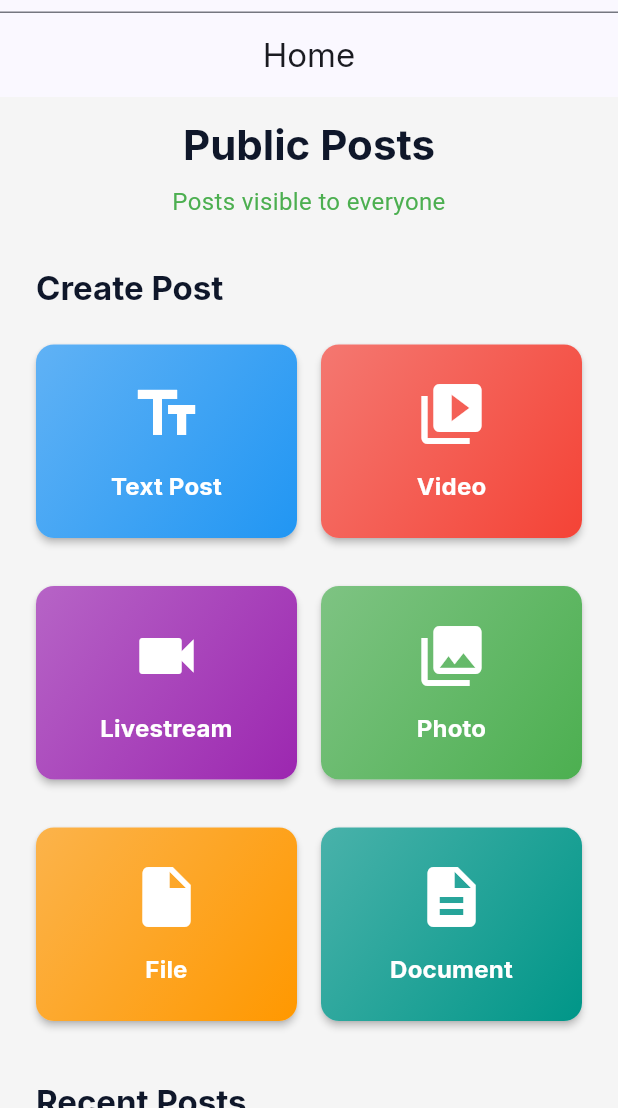
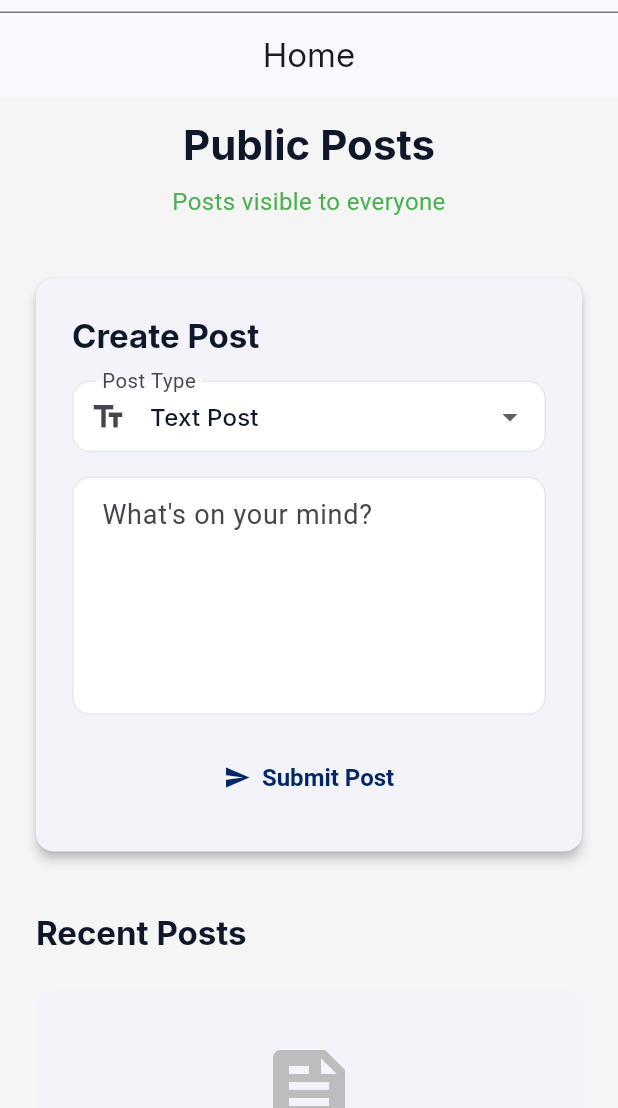
Before and after one commit to Gricon/civicchatter, a Flutter app: the HomeScreen screen opened by its route, on a phone screen of 412 x 824 dp, the part 128-1236 px from its top. Run offline on Flutter 3.47's test engine with Material 3 defaults, Android fonts, the phone set to English and light mode, and no system bars; our stand-ins replace cached_network_image, go_router, google_fonts, image_picker, shared_preferences, supabase_flutter; accounts and stored records are empty; network calls fail.

Commit message:
Replace post cards with single post creation box with dropdown

```diff
--- a/flutter_app/lib/screens/home/home_screen.dart
+++ b/flutter_app/lib/screens/home/home_screen.dart
@@ -13,6 +13,14 @@ class HomeScreen extends StatefulWidget {
 
 class _HomeScreenState extends State<HomeScreen> {
   bool _showPrivatePosts = false;
+  String _selectedPostType = 'Text Post';
+  final TextEditingController _contentController = TextEditingController();
+
+  @override
+  void dispose() {
+    _contentController.dispose();
+    super.dispose();
+  }
 
   Future<void> _handleLogout() async {
     try {
@@ -113,7 +121,14 @@ class _HomeScreenState extends State<HomeScreen> {
                 textAlign: TextAlign.center,
               ),
             const SizedBox(height: 32),
-            // Create Post Options
+            // Create Post Box
+            Card(
+              elevation: 3,
+              child: Padding(
+                padding: const EdgeInsets.all(24.0),
+                child: Column(
+                  crossAxisAlignment: CrossAxisAlignment.stretch,
+                  children: [
                     Text(
                       'Create Post',
                       style: Theme.of(context).textTheme.titleLarge?.copyWith(
@@ -121,82 +136,97 @@ class _HomeScreenState extends State<HomeScreen> {
                           ),
                     ),
                     const SizedBox(height: 16),
-            GridView.count(
-              shrinkWrap: true,
-              physics: const NeverScrollableScrollPhysics(),
-              crossAxisCount: 2,
-              mainAxisSpacing: 16,
-              crossAxisSpacing: 16,
-              childAspectRatio: 1.2,
-              children: [
-                _buildPostTypeCard(
-                  context,
-                  icon: Icons.text_fields,
-                  title: 'Text Post',
-                  color: Colors.blue,
-                  onTap: () {
-                    ScaffoldMessenger.of(context).showSnackBar(
-                      const SnackBar(content: Text('Text post coming soon!')),
-                    );
+                    // Post Type Dropdown
+                    DropdownButtonFormField<String>(
+                      value: _selectedPostType,
+                      decoration: InputDecoration(
+                        labelText: 'Post Type',
+                        border: OutlineInputBorder(
+                          borderRadius: BorderRadius.circular(8),
+                        ),
+                        prefixIcon: Icon(_getPostTypeIcon(_selectedPostType)),
+                      ),
+                      items: const [
+                        DropdownMenuItem(
+                          value: 'Text Post',
+                          child: Text('Text Post'),
+                        ),
+                        DropdownMenuItem(
+                          value: 'Video',
+                          child: Text('Video'),
+                        ),
+                        DropdownMenuItem(
+                          value: 'Livestream',
+                          child: Text('Livestream'),
+                        ),
+                        DropdownMenuItem(
+                          value: 'Photo',
+                          child: Text('Photo'),
+                        ),
+                        DropdownMenuItem(
+                          value: 'File',
+                          child: Text('File'),
+                        ),
+                        DropdownMenuItem(
+                          value: 'Document',
+                          child: Text('Document'),
+                        ),
+                      ],
+                      onChanged: (value) {
+                        setState(() {
+                          _selectedPostType = value!;
+                        });
                       },
                     ),
-                _buildPostTypeCard(
-                  context,
-                  icon: Icons.video_library,
-                  title: 'Video',
-                  color: Colors.red,
-                  onTap: () {
-                    ScaffoldMessenger.of(context).showSnackBar(
-                      const SnackBar(content: Text('Video post coming soon!')),
-                    );
-                  },
+                    const SizedBox(height: 16),
+                    // Content Input
+                    TextField(
+                      controller: _contentController,
+                      maxLines: 5,
+                      decoration: InputDecoration(
+                        labelText: 'What\'s on your mind?',
+                        hintText: 'Share your thoughts...',
+                        border: OutlineInputBorder(
+                          borderRadius: BorderRadius.circular(8),
                         ),
-                _buildPostTypeCard(
-                  context,
-                  icon: Icons.videocam,
-                  title: 'Livestream',
-                  color: Colors.purple,
-                  onTap: () {
-                    ScaffoldMessenger.of(context).showSnackBar(
-                      const SnackBar(content: Text('Livestream coming soon!')),
-                    );
-                  },
+                        alignLabelWithHint: true,
                       ),
-                _buildPostTypeCard(
-                  context,
-                  icon: Icons.photo_library,
-                  title: 'Photo',
-                  color: Colors.green,
-                  onTap: () {
-                    ScaffoldMessenger.of(context).showSnackBar(
-                      const SnackBar(content: Text('Photo post coming soon!')),
-                    );
-                  },
                     ),
-                _buildPostTypeCard(
-                  context,
-                  icon: Icons.insert_drive_file,
-                  title: 'File',
-                  color: Colors.orange,
-                  onTap: () {
-                    ScaffoldMessenger.of(context).showSnackBar(
-                      const SnackBar(content: Text('File upload coming soon!')),
-                    );
-                  },
-                ),
-                _buildPostTypeCard(
-                  context,
-                  icon: Icons.description,
-                  title: 'Document',
-                  color: Colors.teal,
-                  onTap: () {
+                    const SizedBox(height: 16),
+                    // Submit Button
+                    ElevatedButton.icon(
+                      onPressed: () {
+                        if (_contentController.text.trim().isEmpty) {
                           ScaffoldMessenger.of(context).showSnackBar(
                             const SnackBar(
-                          content: Text('Document upload coming soon!')),
+                              content: Text('Please enter some content'),
+                              backgroundColor: Colors.orange,
+                            ),
                           );
+                          return;
+                        }
+                        ScaffoldMessenger.of(context).showSnackBar(
+                          SnackBar(
+                            content: Text(
+                              'Posting $_selectedPostType as ${_showPrivatePosts ? "Private" : "Public"}...',
+                            ),
+                          ),
+                        );
+                        _contentController.clear();
                       },
+                      icon: const Icon(Icons.send),
+                      label: const Text('Submit Post'),
+                      style: ElevatedButton.styleFrom(
+                        padding: const EdgeInsets.symmetric(vertical: 16),
+                        textStyle: const TextStyle(
+                          fontSize: 16,
+                          fontWeight: FontWeight.bold,
+                        ),
+                      ),
                     ),
                   ],
+                ),
+              ),
             ),
             const SizedBox(height: 32),
             // Posts Feed Placeholder
@@ -240,52 +270,22 @@ class _HomeScreenState extends State<HomeScreen> {
     );
   }
 
-  Widget _buildPostTypeCard(
-    BuildContext context, {
-    required IconData icon,
-    required String title,
-    required Color color,
-    required VoidCallback onTap,
-  }) {
-    return Card(
-      elevation: 2,
-      child: InkWell(
-        onTap: onTap,
-        borderRadius: BorderRadius.circular(12),
-        child: Container(
-          padding: const EdgeInsets.all(16),
-          decoration: BoxDecoration(
-            borderRadius: BorderRadius.circular(12),
-            gradient: LinearGradient(
-              colors: [
-                color.withOpacity(0.7),
-                color,
-              ],
-              begin: Alignment.topLeft,
-              end: Alignment.bottomRight,
-            ),
-          ),
-          child: Column(
-            mainAxisAlignment: MainAxisAlignment.center,
-            children: [
-              Icon(
-                icon,
-                size: 48,
-                color: Colors.white,
-              ),
-              const SizedBox(height: 12),
-              Text(
-                title,
-                style: Theme.of(context).textTheme.titleMedium?.copyWith(
-                      color: Colors.white,
-                      fontWeight: FontWeight.bold,
-                    ),
-                textAlign: TextAlign.center,
-              ),
-            ],
-          ),
-        ),
-      ),
-    );
+  IconData _getPostTypeIcon(String postType) {
+    switch (postType) {
+      case 'Text Post':
+        return Icons.text_fields;
+      case 'Video':
+        return Icons.video_library;
+      case 'Livestream':
+        return Icons.videocam;
+      case 'Photo':
+        return Icons.photo_library;
+      case 'File':
+        return Icons.insert_drive_file;
+      case 'Document':
+        return Icons.description;
+      default:
+        return Icons.post_add;
     }
   }
+}
```
Also changed, not shown: frontend/assets/fonts/MaterialIcons-Regular.otf, 3 other files. Lines whose indentation alone changed are shown as unchanged.
